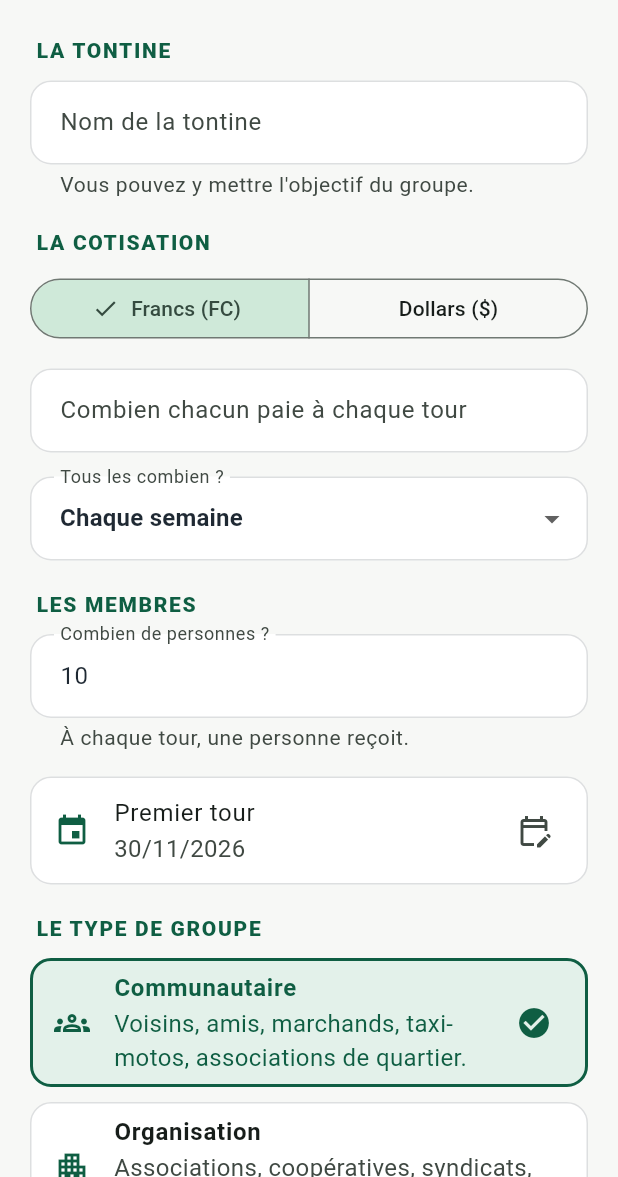
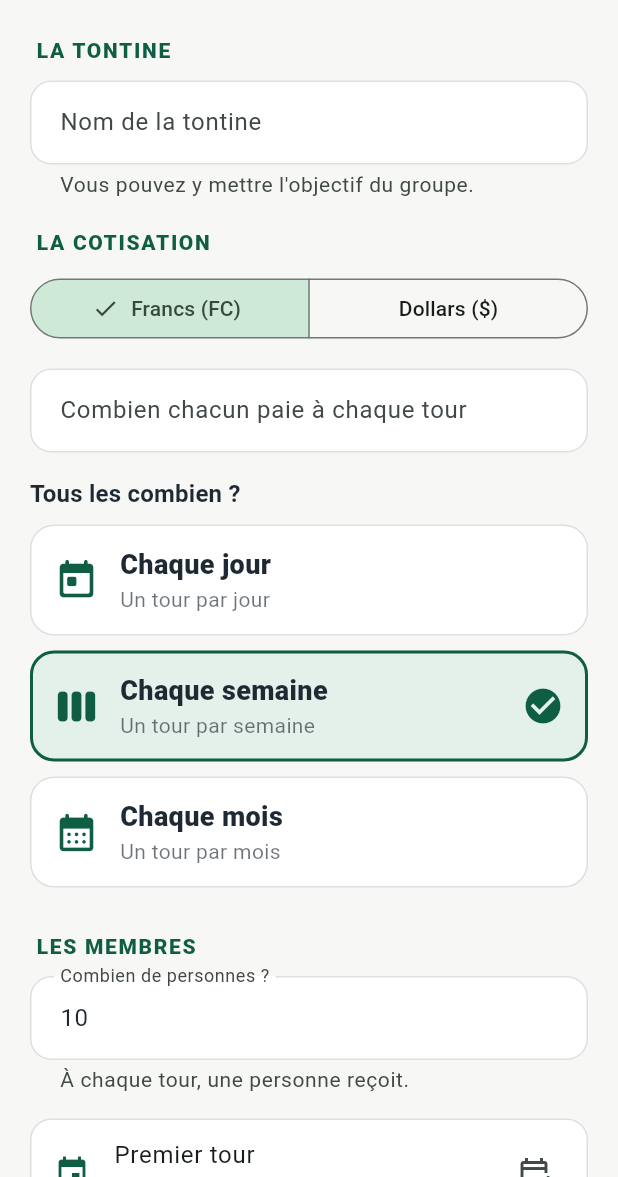
Before and after one commit to kandefilskernel/mchango, a Flutter app: the CreateGroupScreen screen opened directly, on a phone screen of 412 x 824 dp, the part 59-1236 px from its top. Run offline on Flutter 3.47's test engine with Material 3 defaults, Android fonts, the phone set to English and light mode, and no system bars; our stand-ins replace flutter_secure_storage, flutter_svg, flutter_tts, local_auth, qr_flutter, share_plus; missing offline and left inert: cryptography; accounts and stored records are empty.

Commit message:
Fréquence au choix du président, modification avant démarrage, description complète
- Création : « Tous les combien ? » en trois gros choix (chaque jour, semaine, mois) au lieu
  d'un menu déroulant caché.
- Nouvel écran « Modifier la tontine » : le président change nom, montant, fréquence, date et
  nombre de personnes avant le démarrage ; l'app prévient que chacun devra signer de nouveau.
- Tests : écran de modification, et trois tests de bout en bout (jour, semaine, mois) qui
  vérifient que les dates des tours suivent la fréquence choisie.
- Documentation : docs/fonctionnement.md (description complète du logiciel, avec schéma) et
  sa version Word « Mchango - Fonctionnement.docx » avec les trois schémas.

```diff
--- a/apps/mobile/lib/l10n/en.dart
+++ b/apps/mobile/lib/l10n/en.dart
@@ -1154,4 +1154,22 @@ const en = <String, String>{
       "Group: {name} · ends {date}",
   "Voir et réserver":
       "View and reserve",
+  "Un tour par jour":
+      "One turn per day",
+  "Un tour par semaine":
+      "One turn per week",
+  "Un tour par mois":
+      "One turn per month",
+  "Modifier la tontine":
+      "Edit the tontine",
+  "Entre {min} et 100 personnes.":
+      "Between {min} and 100 people.",
+  "Changer les règles ?":
+      "Change the rules?",
+  "Chacun devra signer de nouveau.":
+      "Everyone will have to sign again.",
+  "Oui, changer":
+      "Yes, change",
+  "Vous pouvez changer avant le démarrage. Chacun devra signer de nouveau.":
+      "You can change this before the start. Everyone will have to sign again.",
 };
--- a/apps/mobile/lib/ui/groups/create_group_screen.dart
+++ b/apps/mobile/lib/ui/groups/create_group_screen.dart
@@ -5,6 +5,7 @@ import '../../services.dart';
 import '../../util/format.dart';
 import '../common.dart';
 import '../theme.dart';
+import 'frequency_picker.dart';
 import 'group_screen.dart';
 import '../../l10n/l10n.dart';
 
@@ -181,12 +182,9 @@ class _CreateGroupScreenState extends State<CreateGroupScreen> {
                 ),
               ),
               const SizedBox(height: 16),
-              DropdownButtonFormField<String>(
-                initialValue: _frequency,
-                decoration: InputDecoration(labelText: t("Tous les combien ?")),
-                items: [for (final e in frequencyLabels.entries) DropdownMenuItem(value: e.key, child: Text(e.value))],
-                onChanged: (v) => setState(() => _frequency = v!),
-              ),
+              Text(t('Tous les combien ?'), style: Theme.of(context).textTheme.titleMedium),
+              const SizedBox(height: 8),
+              FrequencyPicker(value: _frequency, onChanged: (v) => setState(() => _frequency = v)),
             ],
           ),
           _Section(
--- /dev/null
+++ b/apps/mobile/lib/ui/groups/frequency_picker.dart
@@ -0,0 +1,65 @@
+import 'package:flutter/material.dart';
+
+import '../../l10n/l10n.dart';
+import '../theme.dart';
+
+/// « Tous les combien ? » : trois gros choix, chacun avec son image, plutôt qu'un menu caché.
+/// Le président choisit par jour, par semaine ou par mois. Les codes sont ceux de l'API.
+class FrequencyPicker extends StatelessWidget {
+  const FrequencyPicker({super.key, required this.value, required this.onChanged});
+
+  final String value;
+  final ValueChanged<String> onChanged;
+
+  static List<(String, IconData, String, String)> get choices => [
+    ('daily', Icons.today_rounded, t('Chaque jour'), t('Un tour par jour')),
+    ('weekly', Icons.view_week_rounded, t('Chaque semaine'), t('Un tour par semaine')),
+    ('monthly', Icons.calendar_month_rounded, t('Chaque mois'), t('Un tour par mois')),
+  ];
+
+  @override
+  Widget build(BuildContext context) => Column(
+    key: const Key('frequency_picker'),
+    crossAxisAlignment: CrossAxisAlignment.stretch,
+    children: [
+      for (final (code, icon, label, caption) in choices)
+        Padding(
+          padding: const EdgeInsets.only(bottom: 10),
+          child: Material(
+            color: value == code ? Brand.mint : Colors.white,
+            shape: RoundedRectangleBorder(
+              borderRadius: BorderRadius.circular(16),
+              side: BorderSide(
+                color: value == code ? Brand.green : Brand.ink.withValues(alpha: 0.15),
+                width: value == code ? 2 : 1,
+              ),
+            ),
+            child: InkWell(
+              key: Key('frequency_$code'),
+              borderRadius: BorderRadius.circular(16),
+              onTap: () => onChanged(code),
+              child: Padding(
+                padding: const EdgeInsets.symmetric(horizontal: 16, vertical: 14),
+                child: Row(
+                  children: [
+                    Icon(icon, size: 30, color: Brand.green),
+                    const SizedBox(width: 14),
+                    Expanded(
+                      child: Column(
+                        crossAxisAlignment: CrossAxisAlignment.start,
+                        children: [
+                          Text(label, style: const TextStyle(fontSize: 18, fontWeight: FontWeight.w800)),
+                          Text(caption, style: TextStyle(fontSize: 14, color: Brand.muted)),
+                        ],
+                      ),
+                    ),
+                    if (value == code) const Icon(Icons.check_circle, color: Brand.green, size: 28),
+                  ],
+                ),
+              ),
+            ),
+          ),
+        ),
+    ],
+  );
+}
```
Also changed, not shown: apps/mobile/lib/api/mchango_api.dart (+20 -0 lines), apps/mobile/lib/l10n/ln.dart (+18 -0 lines), apps/mobile/lib/l10n/sw.dart (+18 -0 lines), apps/mobile/lib/ui/groups/edit_group_screen.dart (added, +171 -0 lines), apps/mobile/lib/ui/groups/group_screen.dart (+15 -0 lines), docs/schema-fonctionnement.png (added), 6 other files.
